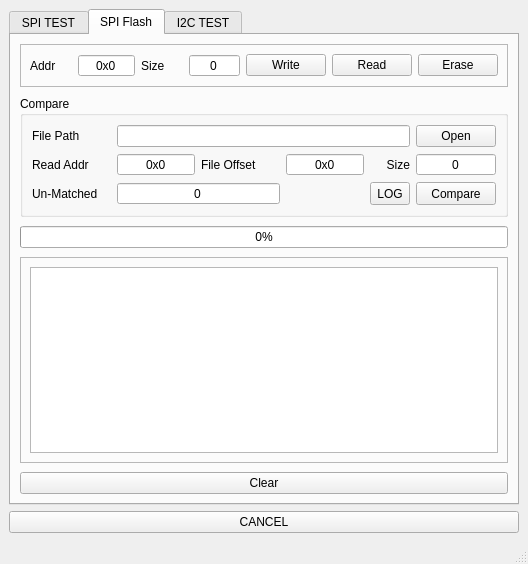
First picture: the form in mainwindow.ui, repository NSJ-student/spiflash_by_spidev, before the edit.
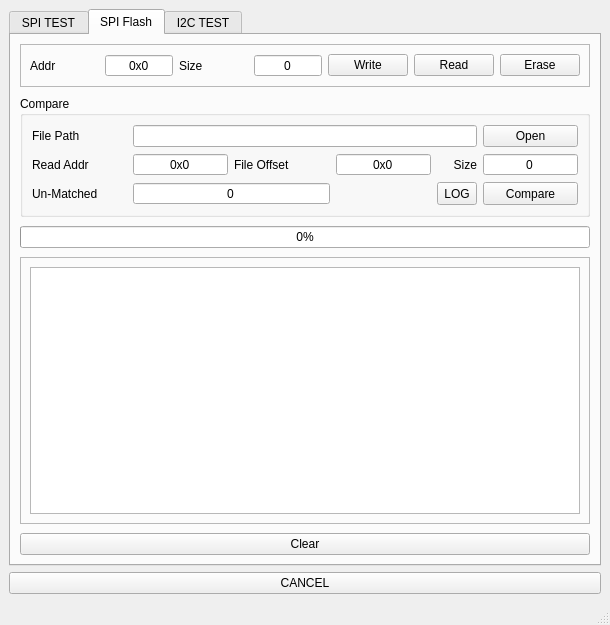
Second picture: the form after the edit. The open tabs and pages were chosen to show the change. Icons and pictures are not drawn.

Commit message: fix compare string

```diff
--- a/mainwindow.ui
+++ b/mainwindow.ui
@@ -6,8 +6,8 @@
    <rect>
     <x>0</x>
     <y>0</y>
-    <width>528</width>
-    <height>531</height>
+    <width>610</width>
+    <height>625</height>
    </rect>
   </property>
   <property name="windowTitle">
@@ -121,7 +121,7 @@
             </widget>
            </item>
            <item row="5" column="0" colspan="2">
-            <widget class="QFrame" name="">
+            <widget class="QFrame" name="frame">
              <layout class="QHBoxLayout" name="horizontalLayout_4">
               <item alignment="Qt::AlignRight">
                <widget class="QPushButton" name="btnOpen">
@@ -725,9 +725,21 @@
            <layout class="QVBoxLayout" name="verticalLayout_5">
             <item>
              <widget class="QTextEdit" name="textFlashResult">
+              <property name="font">
+               <font>
+                <family>Courier 10 Pitch</family>
+               </font>
+              </property>
               <property name="readOnly">
                <bool>true</bool>
               </property>
+              <property name="html">
+               <string>&lt;!DOCTYPE HTML PUBLIC &quot;-//W3C//DTD HTML 4.0//EN&quot; &quot;http://www.w3.org/TR/REC-html40/strict.dtd&quot;&gt;
+&lt;html&gt;&lt;head&gt;&lt;meta name=&quot;qrichtext&quot; content=&quot;1&quot; /&gt;&lt;style type=&quot;text/css&quot;&gt;
+p, li { white-space: pre-wrap; }
+&lt;/style&gt;&lt;/head&gt;&lt;body style=&quot; font-family:'Courier 10 Pitch'; font-size:11pt; font-weight:400; font-style:normal;&quot;&gt;
+&lt;p style=&quot;-qt-paragraph-type:empty; margin-top:0px; margin-bottom:0px; margin-left:0px; margin-right:0px; -qt-block-indent:0; text-indent:0px;&quot;&gt;&lt;br /&gt;&lt;/p&gt;&lt;/body&gt;&lt;/html&gt;</string>
+              </property>
              </widget>
             </item>
            </layout>
```
Left out of the diff: 14 changed lines with no effect on the pictures. The commit also changes 1 other file.
